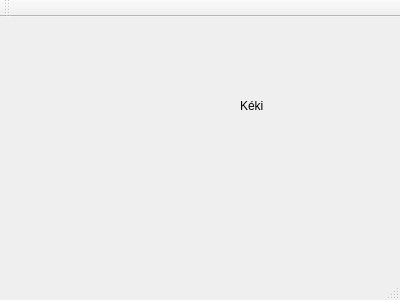
The window that src/pewpew-artillery/lobbywindow.ui (Keki56/linuxHF) describes before a commit, drawn with Qt 5.
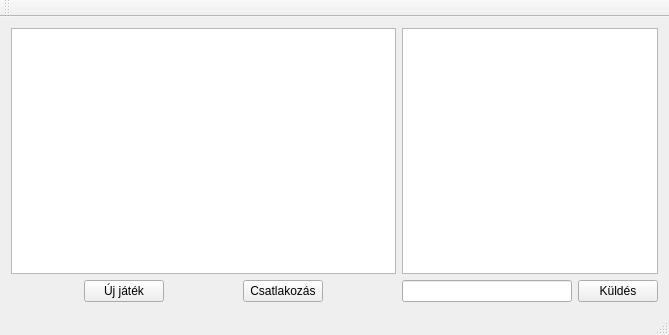
The same window after the commit.

Commit message: A lobby ablak első változata

What changed in the file:
```diff
--- a/src/pewpew-artillery/lobbywindow.ui
+++ b/src/pewpew-artillery/lobbywindow.ui
@@ -6,27 +6,77 @@
    <rect>
     <x>0</x>
     <y>0</y>
-    <width>400</width>
-    <height>300</height>
+    <width>669</width>
+    <height>335</height>
    </rect>
   </property>
   <property name="windowTitle">
    <string>LobbyWindow</string>
   </property>
   <widget class="QWidget" name="centralWidget">
-   <widget class="QLabel" name="label">
-    <property name="geometry">
-     <rect>
-      <x>240</x>
-      <y>80</y>
-      <width>67</width>
-      <height>17</height>
-     </rect>
-    </property>
-    <property name="text">
-     <string>Kéki</string>
-    </property>
-   </widget>
+   <layout class="QHBoxLayout" name="horizontalLayout_3" stretch="3,2">
+    <item>
+     <layout class="QVBoxLayout" name="verticalLayout">
+      <item>
+       <widget class="QPlainTextEdit" name="gameListBox"/>
+      </item>
+      <item>
+       <layout class="QHBoxLayout" name="gameBottomPanel">
+        <property name="spacing">
+         <number>6</number>
+        </property>
+        <item>
+         <widget class="QPushButton" name="newGameButton">
+          <property name="sizePolicy">
+           <sizepolicy hsizetype="Fixed" vsizetype="Fixed">
+            <horstretch>0</horstretch>
+            <verstretch>0</verstretch>
+           </sizepolicy>
+          </property>
+          <property name="text">
+           <string>Új játék</string>
+          </property>
+         </widget>
+        </item>
+        <item>
+         <widget class="QPushButton" name="joinButton">
+          <property name="sizePolicy">
+           <sizepolicy hsizetype="Fixed" vsizetype="Fixed">
+            <horstretch>0</horstretch>
+            <verstretch>0</verstretch>
+           </sizepolicy>
+          </property>
+          <property name="text">
+           <string>Csatlakozás</string>
+          </property>
+         </widget>
+        </item>
+       </layout>
+      </item>
+     </layout>
+    </item>
+    <item>
+     <layout class="QVBoxLayout" name="chatPanel">
+      <item>
+       <widget class="QPlainTextEdit" name="chatBox"/>
+      </item>
+      <item>
+       <layout class="QHBoxLayout" name="chatBottomPanel">
+        <item>
+         <widget class="QLineEdit" name="chatInputBox"/>
+        </item>
+        <item>
+         <widget class="QPushButton" name="chatButton">
+          <property name="text">
+           <string>Küldés</string>
+          </property>
+         </widget>
+        </item>
+       </layout>
+      </item>
+     </layout>
+    </item>
+   </layout>
   </widget>
   <widget class="QMenuBar" name="menuBar">
    <property name="geometry">
```
Left out of the diff: 4 changed lines with no effect on the pictures.
